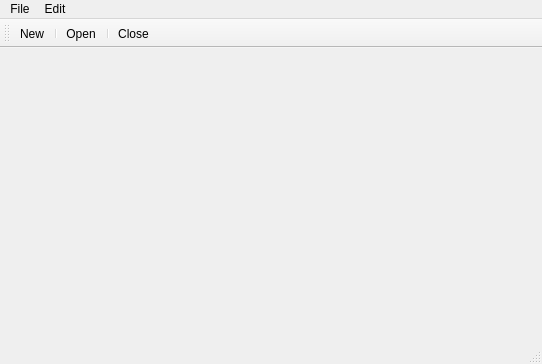
Old version of the form src/designer/MainWinMenuToolbar.ui in the repository Pokoai/PyQt5.
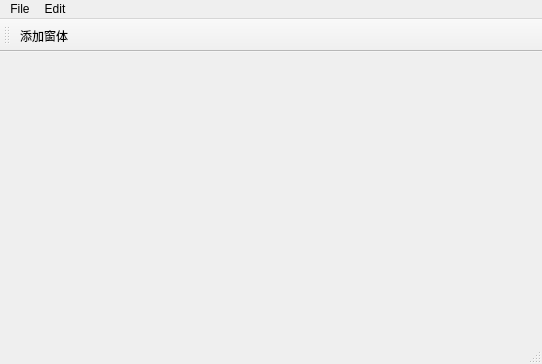
New version of the form.

What changed in the file:
```diff
--- a/src/designer/MainWinMenuToolbar.ui
+++ b/src/designer/MainWinMenuToolbar.ui
@@ -52,11 +52,7 @@
    <attribute name="toolBarBreak">
     <bool>false</bool>
    </attribute>
-   <addaction name="actionNew"/>
-   <addaction name="separator"/>
-   <addaction name="actionOpen"/>
-   <addaction name="separator"/>
-   <addaction name="actionClose"/>
+   <addaction name="addWinAction"/>
   </widget>
   <action name="actionNew">
    <property name="text">
@@ -74,6 +70,14 @@
   <action name="actionClose">
    <property name="text">
     <string>Close</string>
+   </property>
+   <property name="shortcut">
+    <string>Alt+C</string>
+   </property>
+  </action>
+  <action name="addWinAction">
+   <property name="text">
+    <string>添加窗体</string>
    </property>
   </action>
  </widget>
```
Left out of the diff: 31 changed lines with no effect on the pictures.
